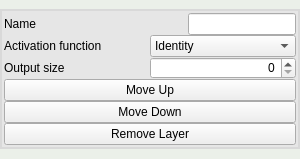
Qt form layerwidget.ui (mlejva/DeepBoard) before a commit.
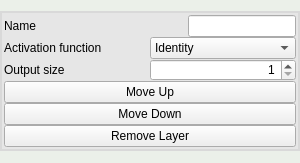
The same form after that commit.

The edit to the form file:
```diff
--- a/layerwidget.ui
+++ b/layerwidget.ui
@@ -7,7 +7,7 @@
     <x>0</x>
     <y>0</y>
     <width>300</width>
-    <height>159</height>
+    <height>163</height>
    </rect>
   </property>
   <property name="sizePolicy">
@@ -1009,6 +1009,9 @@
           <property name="alignment">
            <set>Qt::AlignRight|Qt::AlignTrailing|Qt::AlignVCenter</set>
           </property>
+          <property name="minimum">
+           <number>1</number>
+          </property>
           <property name="maximum">
            <number>99999999</number>
           </property>
```
